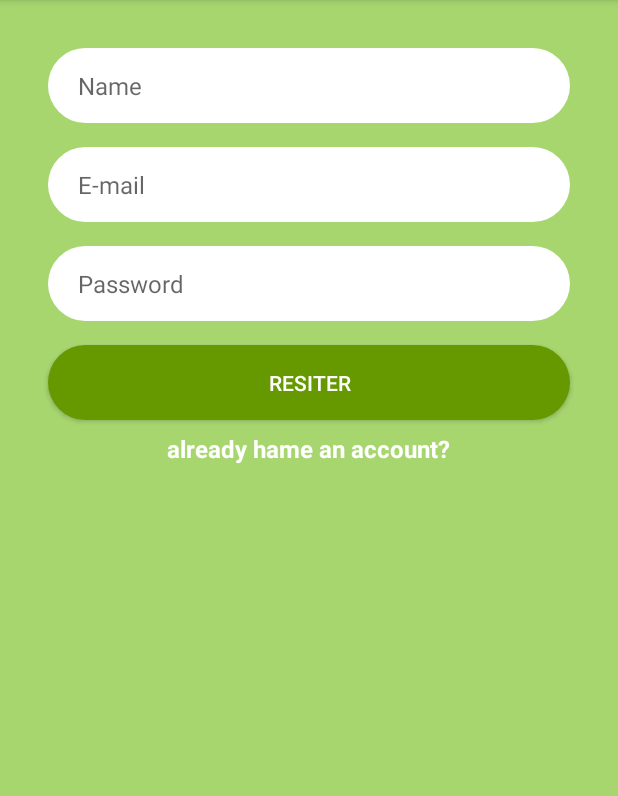
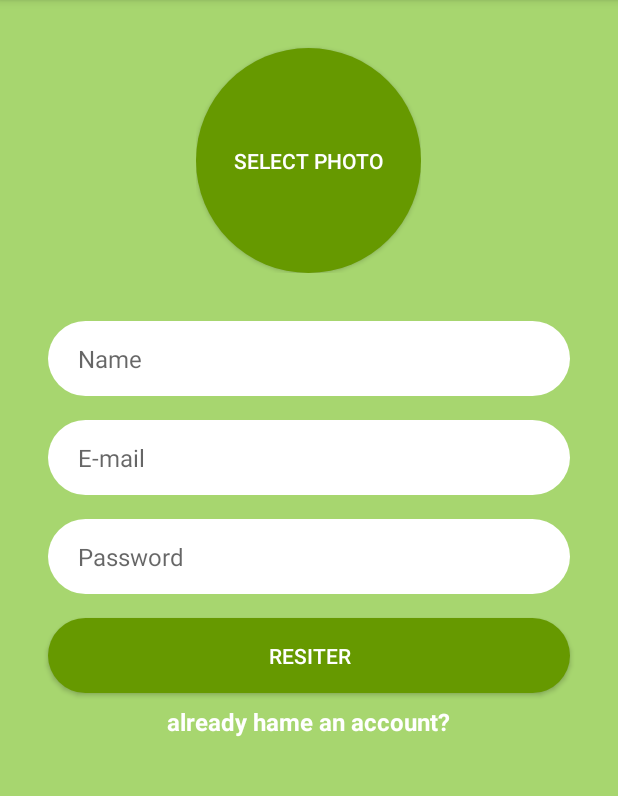
Before and after one commit to hyun132/KotlinMessenger, an Android app: the screen it shows after launch (MainActivity before the commit, RegisterActivity after it), on a phone screen of 412 x 824 dp, the part 84-880 px from its top. Run offline under Robolectric (Android 15) with nearby library versions, the phone set to English and light mode, and no system bars; our stand-ins replace CircleImageView, Firebase (no records; nobody signed in at launch, a user with empty details on screens opened directly).

Commit message:
firebase에 새로 가입하는 회원 정보 저장 & circle Imageview로 수정

```diff
--- a/app/build.gradle
+++ b/app/build.gradle
@@ -37,4 +37,7 @@ dependencies {
     androidTestImplementation 'androidx.test.espresso:espresso-core:3.2.0'
     implementation 'com.google.firebase:firebase-analytics:17.2.2'
     implementation 'com.google.firebase:firebase-auth:19.1.0'
+    implementation 'com.google.firebase:firebase-storage:19.1.0'
+    implementation 'com.google.firebase:firebase-database:19.1.0'
+    implementation 'de.hdodenhof:circleimageview:3.1.0'
 }
--- a/app/src/main/AndroidManifest.xml
+++ b/app/src/main/AndroidManifest.xml
@@ -9,7 +9,7 @@
         android:roundIcon="@mipmap/ic_launcher_round"
         android:supportsRtl="true"
         android:theme="@style/AppTheme">
-        <activity android:name=".MainActivity">
+        <activity android:name=".RegisterActivity">
             <intent-filter>
                 <action android:name="android.intent.action.MAIN" />
 
--- a/app/src/main/java/com/example/kotlinmessenger/MainActivity.kt
+++ /dev/null
@@ -1,56 +0,0 @@
-package com.example.kotlinmessenger
-
-import android.content.Intent
-import androidx.appcompat.app.AppCompatActivity
-import android.os.Bundle
-import android.util.Log
-import android.widget.Toast
-import com.google.firebase.FirebaseApp
-import com.google.firebase.auth.FirebaseAuth
-import kotlinx.android.synthetic.main.activity_main.*
-
-class MainActivity : AppCompatActivity() {
-
-    override fun onCreate(savedInstanceState: Bundle?) {
-        super.onCreate(savedInstanceState)
-        setContentView(R.layout.activity_main)
-
-        register_button_register.setOnClickListener {
-            performRegister()
-        }
-
-        already_have_account_textview.setOnClickListener {
-            Log.d("MainActivity","Try to show login activity")
-
-//            launch the login activity somehow
-            var intent = Intent(this, LoginActivity::class.java)
-            startActivity(intent)
-        }
-    }
-
-    private fun performRegister(){
-        val email = email_edittext_register.text.toString()
-        val password = password_edittext_register.text.toString()
-
-        if(email.isEmpty() || password.isEmpty()) {
-            Toast.makeText(this,"Please enter text in email and pw",Toast.LENGTH_SHORT).show()
-            return
-        }
-
-        Log.d("MainActivity","Email is : " + email)
-        Log.d("MainActivity","Password is : " + password)
-
-//            Firebase Authentication to create a user with email and password
-        FirebaseAuth.getInstance().createUserWithEmailAndPassword(email,password)
-            .addOnCompleteListener {
-                if (!it.isSuccessful) return@addOnCompleteListener
-
-//                    else if successful
-                Log.d("Main","Successfully created user with uid:${it.result?.user?.uid}")
-
-            }.addOnFailureListener {
-                Log.d("Main","Failed to create user : ${it.message}")
-                Toast.makeText(this,"Failed to create user : ${it.message}",Toast.LENGTH_SHORT).show()
-            }
-    }
-}
--- /dev/null
+++ b/app/src/main/res/drawable/circle_button.xml
@@ -0,0 +1,7 @@
+<?xml version="1.0" encoding="utf-8"?>
+<shape xmlns:android="http://schemas.android.com/apk/res/android">
+
+    <corners android:radius="75dp"/>
+    <solid android:color="@android:color/holo_green_dark"/>
+
+</shape>
--- a/app/src/main/res/layout/activity_login.xml
+++ b/app/src/main/res/layout/activity_login.xml
@@ -6,6 +6,7 @@
     android:layout_height="match_parent"
     android:gravity="center_horizontal"
     android:background="@android:color/holo_green_light">
+
 
     <EditText
         android:textSize="16sp"
--- a/app/src/main/res/layout/activity_main.xml
+++ b/app/src/main/res/layout/activity_register.xml
@@ -7,7 +7,40 @@
     android:background="#A7D66F"
     android:gravity="center_horizontal"
     android:orientation="vertical"
-    tools:context=".MainActivity">
+    tools:context=".RegisterActivity">
+
+    <androidx.constraintlayout.widget.ConstraintLayout
+        android:layout_width="wrap_content"
+        android:layout_height="wrap_content">
+
+        <Button
+            android:id="@+id/selectphoto_button_register"
+            android:layout_width="150dp"
+            android:layout_height="150dp"
+            android:layout_marginTop="32dp"
+            android:background="@drawable/circle_button"
+            android:text="SELECT PHOTO"
+            android:textColor="@android:color/white"
+            app:layout_constraintBottom_toBottomOf="parent"
+            app:layout_constraintEnd_toEndOf="parent"
+            app:layout_constraintStart_toStartOf="parent"
+            app:layout_constraintTop_toTopOf="parent" />
+
+        <de.hdodenhof.circleimageview.CircleImageView
+            android:id="@+id/select_imageView_register"
+            android:layout_width="150dp"
+            android:layout_height="150dp"
+            android:layout_marginTop="32dp"
+            app:civ_border_color="@android:color/black"
+            app:civ_border_width="4dp"
+            app:layout_constraintBottom_toBottomOf="parent"
+            app:layout_constraintEnd_toEndOf="parent"
+            app:layout_constraintStart_toStartOf="parent"
+            app:layout_constraintTop_toTopOf="parent" />
+
+
+    </androidx.constraintlayout.widget.ConstraintLayout>
+
 
     <EditText
         android:id="@+id/username_edittext_register"
```
Also changed, not shown: app/src/main/java/com/example/kotlinmessenger/RegisterActivity.kt (added, +133 -0 lines), 1 other file.
